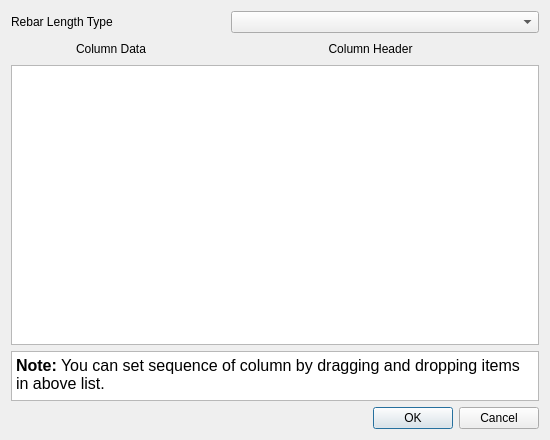
Above: BillOfMaterial/MainBillOfMaterial.ui from amrit3701/FreeCAD-Reinforcement before the change. Below: the same form after it.
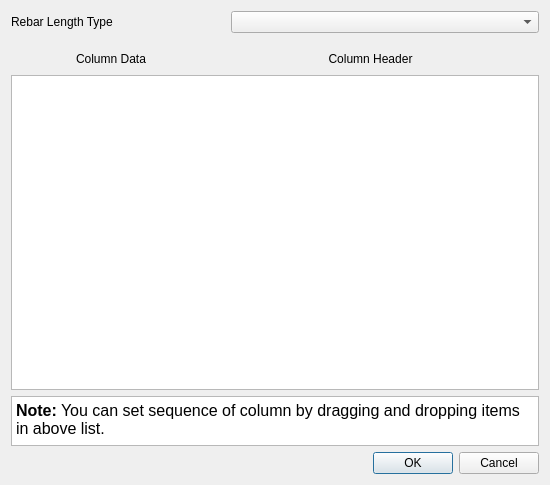
That is the form after the change. Custom widgets are drawn as their Qt base class.

What changed in the file:
```diff
--- a/BillOfMaterial/MainBillOfMaterial.ui
+++ b/BillOfMaterial/MainBillOfMaterial.ui
@@ -7,7 +7,7 @@
     <x>0</x>
     <y>0</y>
     <width>550</width>
-    <height>440</height>
+    <height>485</height>
    </rect>
   </property>
   <property name="windowTitle">
@@ -43,6 +43,22 @@
      </item>
     </layout>
    </item>
+   <item>
+    <spacer name="verticalSpacer">
+     <property name="orientation">
+      <enum>Qt::Vertical</enum>
+     </property>
+     <property name="sizeType">
+      <enum>QSizePolicy::Fixed</enum>
+     </property>
+     <property name="sizeHint" stdset="0">
+      <size>
+       <width>20</width>
+       <height>10</height>
+      </size>
+     </property>
+    </spacer>
+   </item>
    <item>
     <layout class="QHBoxLayout" name="horizontalLayout">
      <item>
```
Left out of the diff: 5 changed lines with no effect on the pictures.
